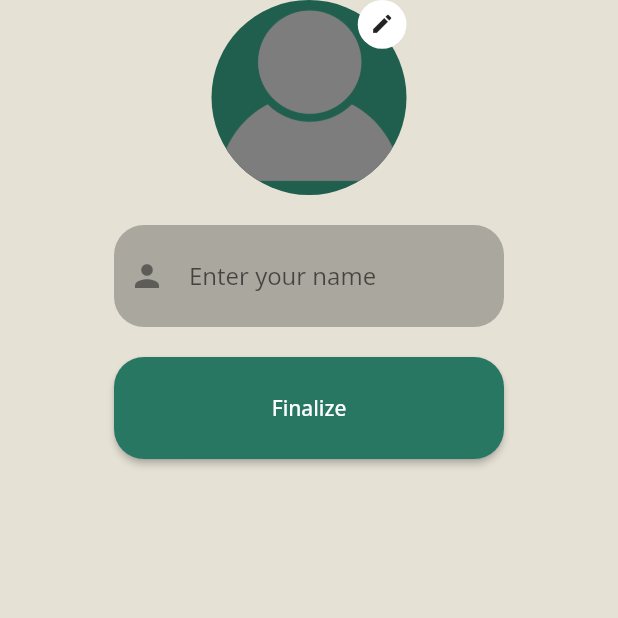
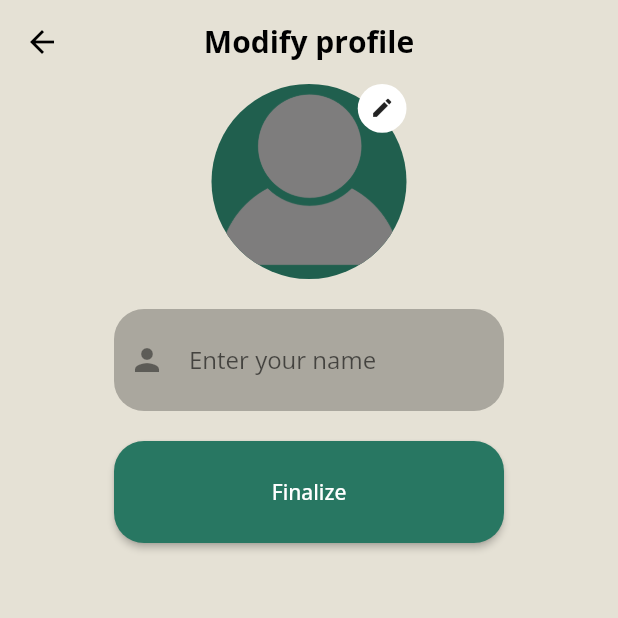
Before and after one commit to Buba98/dima_project, a Flutter app: the ModifyProfilePage screen opened directly, on a phone screen of 412 x 824 dp, the top half of it. Run offline on Flutter 3.47's test engine with Material 2 defaults, Android fonts, the phone set to English and light mode, and no system bars; our stand-ins replace cloud_firestore, firebase_auth, firebase_core, firebase_storage, flutter_bloc, flutter_map and 3 more; missing offline and left inert: duration_picker, geocode; accounts and stored records are empty; network calls fail.

Commit message:
Appbar on creation page profile

```diff
--- a/lib/home/settings/modify_profile/modify_profile_page.dart
+++ b/lib/home/settings/modify_profile/modify_profile_page.dart
@@ -1,4 +1,6 @@
 import 'package:dima_project/bloc/user/user_bloc.dart';
+import 'package:dima_project/custom_widgets/app_bar.dart';
+import 'package:dima_project/generated/l10n.dart';
 import 'package:dima_project/home/settings/modify_profile/modify_profile_screen.dart';
 import 'package:flutter/material.dart';
 import 'package:flutter_bloc/flutter_bloc.dart';
@@ -9,6 +11,7 @@ class ModifyProfilePage extends StatelessWidget {
   @override
   Widget build(BuildContext context) {
     return Scaffold(
+      appBar: KAppBar(text: S.of(context).modifyProfile,),
       body: BlocBuilder<UserBloc, UserState>(
         builder: (BuildContext context, UserState state) {
           return Center(
```
